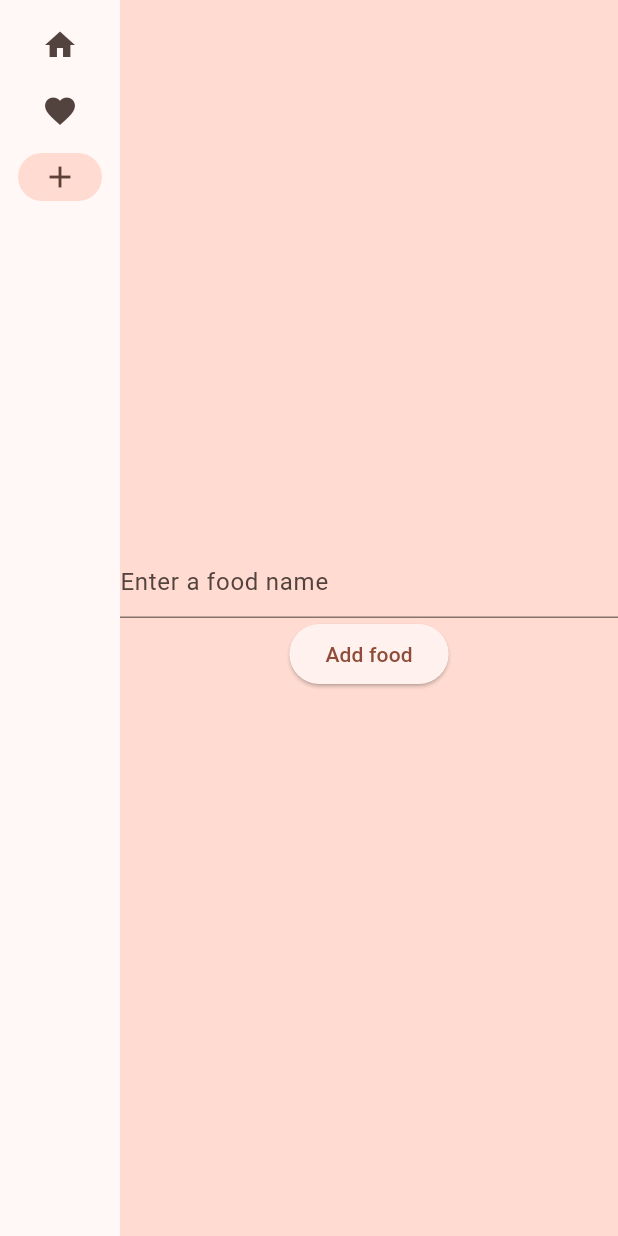
After one commit to JohnnyDoesStuff/Foodstuff, a Flutter app: the screen it shows after launch, after a tap on "Add food", on a phone screen of 412 x 824 dp. The commit adds this screen. Run offline on Flutter 3.47's test engine with Material 2 defaults, Android fonts, the light colour scheme and no system bars.

Commit message:
add possibility to add food
not persistent at the moment

```diff
--- /dev/null
+++ b/foodstuff/lib/food_add_page.dart
@@ -0,0 +1,36 @@
+import 'package:flutter/material.dart';
+import 'package:foodstuff/food_database.dart';
+
+class FoodAddPage extends StatelessWidget {
+  final FoodDatabase database;
+  final TextEditingController textController = TextEditingController();
+  FoodAddPage(this.database);
+
+  @override
+  Widget build(BuildContext context) {
+    return Center(
+      child: Column(
+        mainAxisAlignment: MainAxisAlignment.center,
+        children: [
+          TextField(
+            decoration: InputDecoration(
+              border: UnderlineInputBorder(),
+              hintText: 'Enter a food name',
+            ),
+            controller: textController,
+          ),
+          Row(
+            mainAxisSize: MainAxisSize.min,
+            children: [
+              ElevatedButton(
+                  onPressed: () {
+                    database.addFood(textController.text);
+                  },
+                  child: Text('Add food'))
+            ],
+          )
+        ],
+      ),
+    );
+  }
+}
--- a/foodstuff/lib/food_database.dart
+++ b/foodstuff/lib/food_database.dart
@@ -1,5 +1,12 @@
 class FoodDatabase {
+
+  final List<String> foodList = ['Steak', 'Potato', 'Apple', 'Banana'];
+
   List<String> getFood() {
-    return ['Steak', 'Potato', 'Apple', 'Banana'];
+    return foodList;
+  }
+
+  void addFood(String newFood) {
+    foodList.add(newFood);
   }
 }
--- a/foodstuff/lib/main.dart
+++ b/foodstuff/lib/main.dart
@@ -1,4 +1,5 @@
 import 'package:flutter/material.dart';
+import 'package:foodstuff/food_add_page.dart';
 import 'package:foodstuff/food_database.dart';
 import 'package:provider/provider.dart';
 import "dart:math";
@@ -60,6 +61,8 @@ class _MyHomePageState extends State<MyHomePage> {
         page = GeneratorPage();
       case 1:
         page = FoodListPage(appState.database);
+      case 2:
+        page = FoodAddPage(appState.database);
       default:
         throw UnimplementedError('no widget for $selectedIndex');
     }
@@ -80,6 +83,10 @@ class _MyHomePageState extends State<MyHomePage> {
                     NavigationRailDestination(
                       icon: Icon(Icons.favorite),
                       label: Text('All food'),
+                    ),
+                    NavigationRailDestination(
+                      icon: Icon(Icons.add),
+                      label: Text('Add food'),
                     ),
                   ],
                   selectedIndex: selectedIndex,
```
